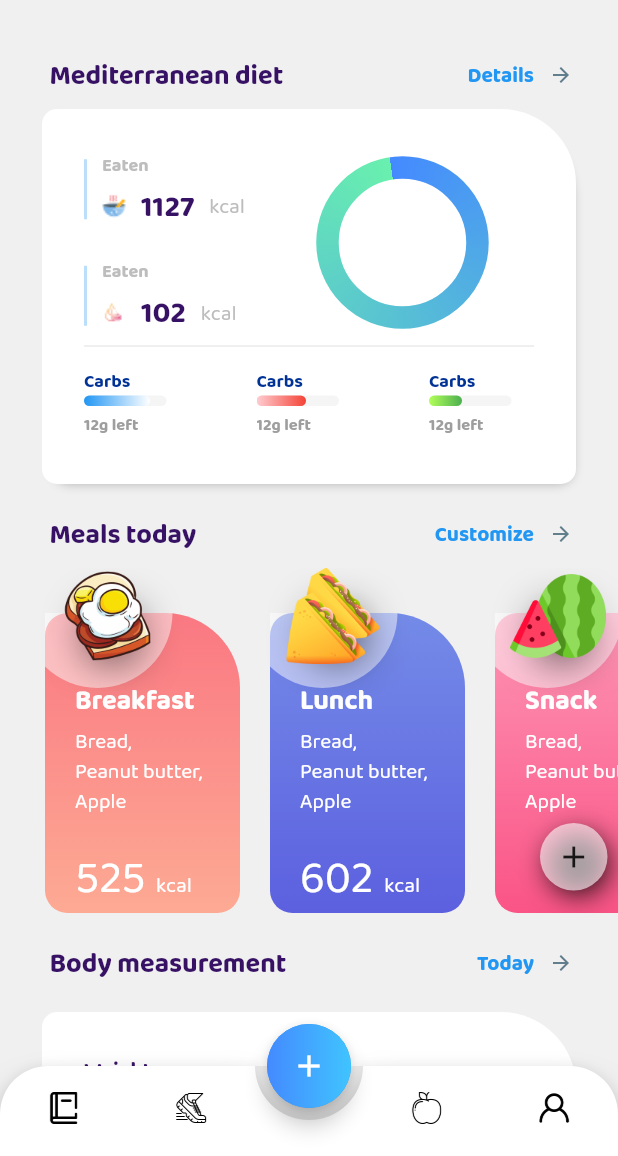
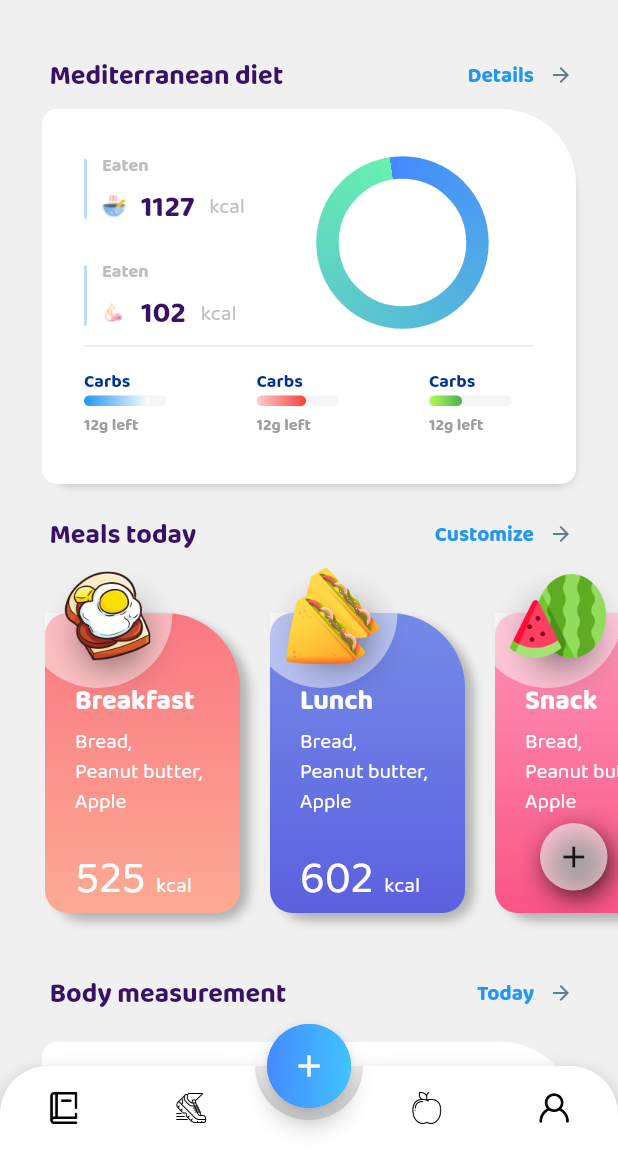
Before and after one commit to tony-nks/diary, a Flutter app: the screen it shows after launch, on a phone screen of 412 x 824 dp, the part 80-1236 px from its top. Run offline on Flutter 3.47's test engine with Material 2 defaults, Android fonts, the phone set to English and light mode, and no system bars; drawn by our look-alikes of animated_bottom_navigation_bar, percent_indicator, simple_circular_progress_bar; our stand-ins replace liquid_progress_indicator.

Commit message:
Добавил тени к карточкам

```diff
--- a/lib/widgets/meals_today.dart
+++ b/lib/widgets/meals_today.dart
@@ -1,5 +1,3 @@
-
-
 import 'package:flutter/material.dart';
 
 class MealsToday extends StatelessWidget {
@@ -23,13 +21,34 @@ class MealsToday extends StatelessWidget {
   @override
   Widget build(BuildContext context) {
     return Padding(
-      padding: const EdgeInsets.only(right: 20.0),
+      padding: const EdgeInsets.only(right: 10.0),
       child: Stack(
         children: [
           const SizedBox(
-            height: 230,
-            width: 130,
+            height: 250,
+            width: 140,
           ),
+          Positioned(
+            bottom:20,
+              child: Container(
+                height: 210,
+              width: 140,
+              decoration: BoxDecoration(
+                borderRadius: BorderRadius.only(
+                    bottomLeft: Radius.circular(20),
+                    bottomRight: Radius.circular(20),
+                    topRight: Radius.circular(50),
+                ),
+                color: Colors.transparent,
+                  boxShadow: [
+                      BoxShadow(
+                        color: Colors.black26,
+                        offset: Offset(1, 10),
+                        spreadRadius: -5,
+                        blurRadius: 5,
+              )
+            ]),
+          )),
           Positioned(
             top: 30,
             child: Stack(
@@ -51,7 +70,6 @@ class MealsToday extends StatelessWidget {
                       bottomLeft: Radius.circular(15),
                       bottomRight: Radius.circular(15),
                     ),
-
                   ),
                 ),
                 Positioned(
```
Lines whose indentation alone changed are shown as unchanged.
